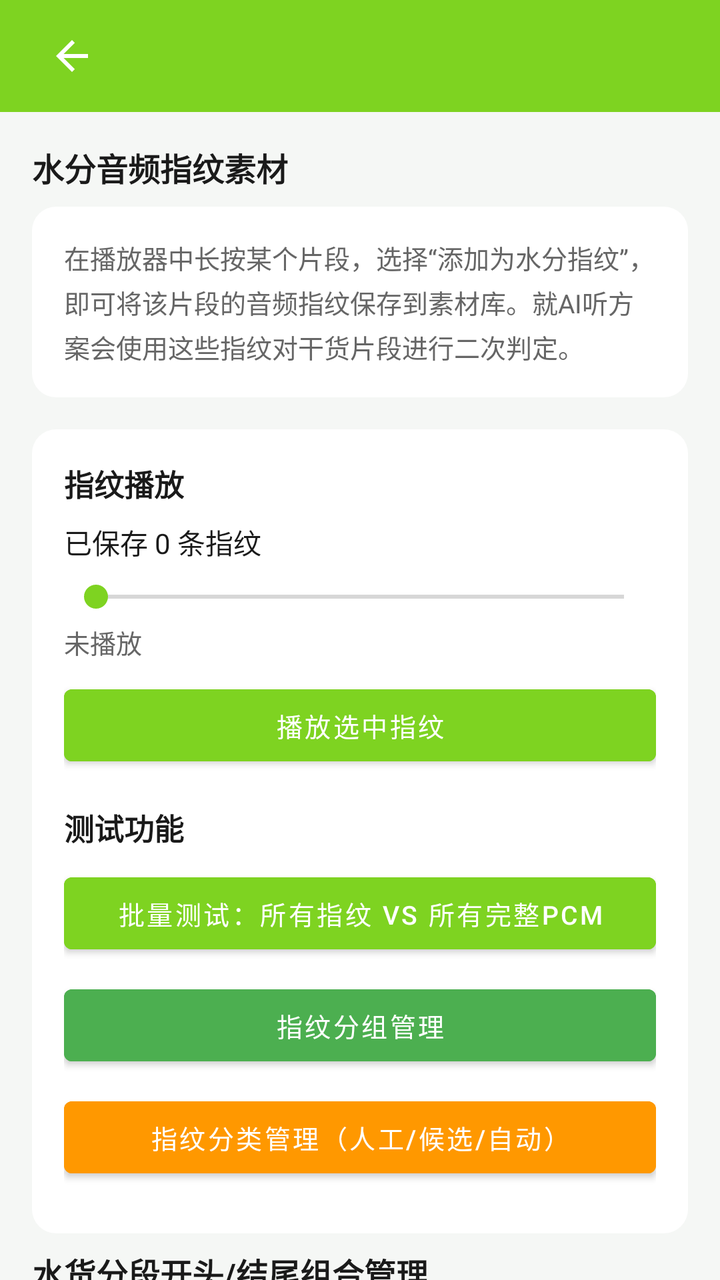
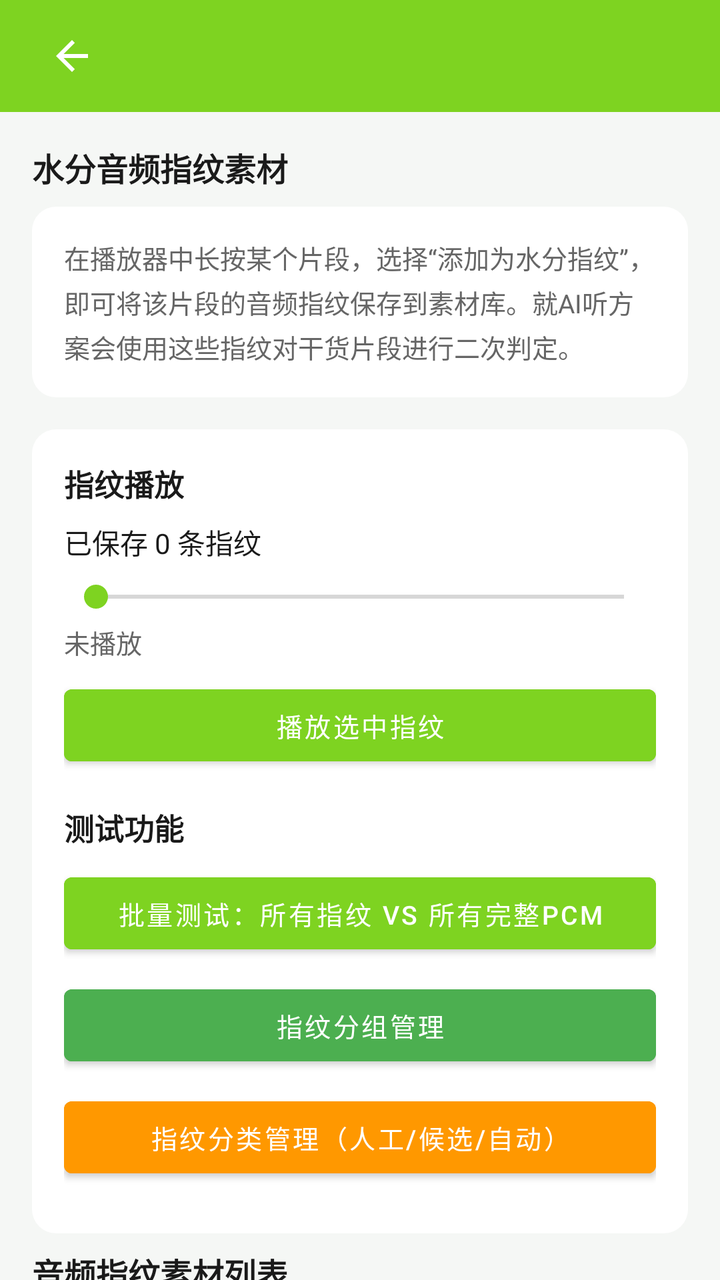

An Android layout rendered at two revisions. The XML below is the earlier revision; the diff shows what the commit changed to produce the second picture.
<!-- AndroidManifest.xml: application theme Theme.RadioApp.Fresh -->
<!-- res/layout/activity_keyword_settings.xml -->
<?xml version="1.0" encoding="utf-8"?>
<LinearLayout xmlns:android="http://schemas.android.com/apk/res/android"
    xmlns:app="http://schemas.android.com/apk/res-auto"
    android:layout_width="match_parent"
    android:layout_height="match_parent"
    android:orientation="vertical"
    android:background="?attr/appBackground">

    <include layout="@layout/view_title_bar" />

    <androidx.core.widget.NestedScrollView
        android:layout_width="match_parent"
        android:layout_height="match_parent">

        <LinearLayout
            android:layout_width="match_parent"
            android:layout_height="wrap_content"
            android:orientation="vertical"
            android:padding="16dp">

            
            <TextView
                android:layout_width="wrap_content"
                android:layout_height="wrap_content"
                android:text="水分音频指纹素材"
                android:textColor="?attr/appTextPrimary"
                android:textSize="16sp"
                android:textStyle="bold"
                android:layout_marginBottom="8dp" />

            <LinearLayout
                android:layout_width="match_parent"
                android:layout_height="wrap_content"
                android:orientation="vertical"
                android:background="@drawable/bg_card"
                android:padding="16dp"
                android:layout_marginBottom="16dp">

                <TextView
                    android:layout_width="wrap_content"
                    android:layout_height="wrap_content"
                    android:text="在播放器中长按某个片段，选择&#x201C;添加为水分指纹&#x201D;，即可将该片段的音频指纹保存到素材库。就AI听方案会使用这些指纹对干货片段进行二次判定。"
                    android:textColor="?attr/appTextSecondary"
                    android:textSize="13sp"
                    android:lineSpacingMultiplier="1.2" />
            </LinearLayout>

            
            <LinearLayout
                android:layout_width="match_parent"
                android:layout_height="wrap_content"
                android:orientation="vertical"
                android:background="@drawable/bg_card"
                android:padding="16dp"
                android:layout_marginBottom="8dp">

                <TextView
                    android:layout_width="wrap_content"
                    android:layout_height="wrap_content"
                    android:text="指纹播放"
                    android:textColor="?attr/appTextPrimary"
                    android:textSize="15sp"
                    android:textStyle="bold"
                    android:layout_marginBottom="8dp" />

                <TextView
                    android:id="@+id/tv_fingerprint_count"
                    android:layout_width="wrap_content"
                    android:layout_height="wrap_content"
                    android:text="已保存 0 条指纹"
                    android:textColor="?attr/appTextPrimary"
                    android:textSize="14sp"
                    android:layout_marginBottom="8dp" />

                
                <SeekBar
                    android:id="@+id/sb_playback_progress"
                    android:layout_width="match_parent"
                    android:layout_height="wrap_content"
                    android:layout_marginBottom="4dp"
                    android:max="1000"
                    android:progress="0" />

                <TextView
                    android:id="@+id/tv_playback_status"
                    android:layout_width="wrap_content"
                    android:layout_height="wrap_content"
                    android:text="未播放"
                    android:textColor="?attr/appTextSecondary"
                    android:textSize="13sp"
                    android:layout_marginBottom="8dp" />

                
                <Button
                    android:id="@+id/btn_playback_fingerprint"
                    android:layout_width="match_parent"
                    android:layout_height="wrap_content"
                    android:text="播放选中指纹"
                    android:textColor="@color/white"
                    android:backgroundTint="?attr/appAccent"
                    android:layout_marginBottom="8dp"
                    android:textSize="13sp" />

                <TextView
                    android:layout_width="wrap_content"
                    android:layout_height="wrap_content"
                    android:text="测试功能"
                    android:textColor="?attr/appTextPrimary"
                    android:textSize="15sp"
                    android:textStyle="bold"
                    android:layout_marginTop="8dp"
                    android:layout_marginBottom="8dp" />

                
                <Button
                    android:id="@+id/btn_test_all_fingerprints"
                    android:layout_width="match_parent"
                    android:layout_height="wrap_content"
                    android:text="批量测试：所有指纹 vs 所有完整PCM"
                    android:textColor="@color/white"
                    android:backgroundTint="?attr/appAccent"
                    android:layout_marginBottom="8dp"
                    android:textSize="13sp" />

                
                <Button
                    android:id="@+id/btn_fingerprint_groups"
                    android:layout_width="match_parent"
                    android:layout_height="wrap_content"
                    android:text="指纹分组管理"
                    android:textColor="@color/white"
                    android:backgroundTint="#4CAF50"
                    android:layout_marginBottom="8dp"
                    android:textSize="13sp" />

                
                <Button
                    android:id="@+id/btn_fingerprint_management"
                    android:layout_width="match_parent"
                    android:layout_height="wrap_content"
                    android:text="指纹分类管理（人工/候选/自动）"
                    android:textColor="@color/white"
                    android:backgroundTint="#FF9800"
                    android:layout_marginBottom="8dp"
                    android:textSize="13sp" />
            </LinearLayout>

            
            <TextView
                android:layout_width="wrap_content"
                android:layout_height="wrap_content"
                android:text="水货分段开头/结尾组合管理"
                android:textColor="?attr/appTextPrimary"
                android:textSize="16sp"
                android:textStyle="bold"
                android:layout_marginBottom="8dp" />

            <LinearLayout
                android:layout_width="match_parent"
                android:layout_height="wrap_content"
                android:orientation="vertical"
                android:background="@drawable/bg_card"
                android:padding="16dp"
                android:layout_marginBottom="16dp">

                <TextView
                    android:layout_width="wrap_content"
                    android:layout_height="wrap_content"
                    android:text="当分段的字幕文本以『开头』开始且以『结尾』结束时，判定为水货。点击右侧 × 图标删除组合。"
                    android:textColor="?attr/appTextSecondary"
                    android:textSize="12sp"
                    android:layout_marginBottom="8dp" />

                <LinearLayout
                    android:layout_width="match_parent"
                    android:layout_height="wrap_content"
                    android:orientation="horizontal"
                    android:gravity="center_vertical">

                    <EditText
                        android:id="@+id/et_combination_start"
                        android:layout_width="0dp"
                        android:layout_height="wrap_content"
                        android:layout_weight="1"
                        android:hint="开头文字"
                        android:textColor="?attr/appTextPrimary"
                        android:textColorHint="?attr/appTextSecondary"
                        android:background="@drawable/bg_card"
                        android:padding="12dp"
                        android:textSize="14sp"
                        android:singleLine="true"
                        android:imeOptions="actionNext" />

                    <EditText
                        android:id="@+id/et_combination_end"
                        android:layout_width="0dp"
                        android:layout_height="wrap_content"
                        android:layout_weight="1"
                        android:hint="结尾文字"
                        android:textColor="?attr/appTextPrimary"
                        android:textColorHint="?attr/appTextSecondary"
                        android:background="@drawable/bg_card"
                        android:padding="12dp"
                        android:textSize="14sp"
                        android:layout_marginStart="8dp"
                        android:singleLine="true"
                        android:imeOptions="actionDone" />
                </LinearLayout>

                <Button
                    android:id="@+id/btn_add_combination"
                    android:layout_width="match_parent"
                    android:layout_height="wrap_content"
                    android:text="添加组合"
                    android:textColor="@color/white"
                    android:backgroundTint="?attr/appAccent"
                    android:layout_marginTop="8dp" />

                <com.google.android.material.chip.ChipGroup
                    android:id="@+id/chip_group_combinations"
                    android:layout_width="match_parent"
                    android:layout_height="wrap_content"
                    android:layout_marginTop="12dp"
                    app:singleSelection="false"
                    app:chipSpacingHorizontal="8dp"
                    app:chipSpacingVertical="8dp" />

                <TextView
                    android:id="@+id/tv_combinations_empty"
                    android:layout_width="wrap_content"
                    android:layout_height="wrap_content"
                    android:text="暂无组合，请在上方输入并添加"
                    android:textColor="?attr/appTextMuted"
                    android:textSize="13sp"
                    android:layout_marginTop="4dp"
                    android:visibility="gone" />
            </LinearLayout>

        </LinearLayout>
    </androidx.core.widget.NestedScrollView>
</LinearLayout>
<!-- res/layout/view_title_bar.xml (included above) -->
<?xml version="1.0" encoding="utf-8"?>
<RelativeLayout xmlns:android="http://schemas.android.com/apk/res/android"
    android:layout_width="match_parent"
    android:layout_height="56dp"
    android:background="?attr/colorPrimary"
    android:paddingHorizontal="16dp">

    <ImageButton
        android:id="@+id/btn_back"
        android:layout_width="40dp"
        android:layout_height="40dp"
        android:layout_alignParentStart="true"
        android:layout_centerVertical="true"
        android:background="?attr/selectableItemBackgroundBorderless"
        android:src="@drawable/ic_back"
        android:contentDescription="返回" />

    <TextView
        android:id="@+id/tv_title"
        android:layout_width="wrap_content"
        android:layout_height="wrap_content"
        android:layout_centerInParent="true"
        android:textColor="?attr/colorOnPrimary"
        android:textSize="18sp"
        android:textStyle="bold" />
</RelativeLayout>
<!-- resources referenced by this layout -->
<resources>
  <color name="white">#FFFFFF</color>
  <!-- drawable bg_card (drawable) -->
  <?xml version="1.0" encoding="utf-8"?>
  <shape xmlns:android="http://schemas.android.com/apk/res/android" android:shape="rectangle">
      <solid android:color="?attr/appSurface" />
      <corners android:radius="12dp" />
  </shape>
  <!-- drawable ic_back (drawable) -->
  <?xml version="1.0" encoding="utf-8"?>
  <vector xmlns:android="http://schemas.android.com/apk/res/android"
      android:width="24dp"
      android:height="24dp"
      android:viewportWidth="24"
      android:viewportHeight="24">
      <path
          android:fillColor="#FFFFFF"
          android:pathData="M20,11H7.83l5.59,-5.59L12,4l-8,8 8,8 1.41,-1.41L7.83,13H20v-2z"/>
  </vector>
  <style name="Theme.RadioApp.Fresh" parent="Theme.MaterialComponents.Light.NoActionBar">
          <item name="colorPrimary">#7ED321</item>
          <item name="colorPrimaryVariant">#6BBF1A</item>
          <item name="colorOnPrimary">#FFFFFF</item>
          <item name="colorAccent">#7ED321</item>
          <item name="android:colorBackground">#F5F7F5</item>
          <item name="colorSurface">#FFFFFF</item>
          <item name="colorOnSurface">#1A1A1A</item>
          <item name="android:textColorPrimary">#1A1A1A</item>
          <item name="android:textColorSecondary">#666666</item>
          <item name="android:statusBarColor">#F5F7F5</item>
          <item name="android:navigationBarColor">#F5F7F5</item>
          <item name="appBackground">#F5F7F5</item>
          <item name="appSurface">#FFFFFF</item>
          <item name="appCardBackground">#FFFFFF</item>
          <item name="appTextPrimary">#1A1A1A</item>
          <item name="appTextSecondary">#666666</item>
          <item name="appTextMuted">#999999</item>
          <item name="appAccent">#7ED321</item>
          <item name="appAccentLight">#9EE855</item>
          <item name="appBorder">#E0E0E0</item>
          <item name="appDivider">#E0E0E0</item>
          <item name="appSuccess">#2ecc71</item>
          <item name="appWarning">#f39c12</item>
          <item name="appError">#e74c3c</item>
          <item name="appNavBackground">#FFFFFF</item>
          <item name="appNavActive">#7ED321</item>
          <item name="appNavInactive">#999999</item>
          <item name="appNotificationBackground">#FFFFFF</item>
          <item name="appNotificationText">#1A1A1A</item>
      </style>
</resources>

<!-- the commit's change to res/layout/activity_keyword_settings.xml (unified diff, before → after) -->
@@ -143,6 +143,43 @@
                     android:backgroundTint="#FF9800"
                     android:layout_marginBottom="8dp"
                     android:textSize="13sp" />
+            </LinearLayout>
+
+            
+            <TextView
+                android:layout_width="wrap_content"
+                android:layout_height="wrap_content"
+                android:text="音频指纹素材列表"
+                android:textColor="?attr/appTextPrimary"
+                android:textSize="16sp"
+                android:textStyle="bold"
+                android:layout_marginBottom="8dp" />
+
+            <LinearLayout
+                android:layout_width="match_parent"
+                android:layout_height="wrap_content"
+                android:orientation="vertical"
+                android:background="@drawable/bg_card"
+                android:padding="8dp"
+                android:layout_marginBottom="16dp">
+
+                <TextView
+                    android:id="@+id/tv_fingerprints_empty"
+                    android:layout_width="wrap_content"
+                    android:layout_height="wrap_content"
+                    android:layout_gravity="center_horizontal"
+                    android:layout_margin="16dp"
+                    android:text="暂无音频指纹素材"
+                    android:textColor="?attr/appTextMuted"
+                    android:textSize="14sp"
+                    android:visibility="gone" />
+
+                <androidx.recyclerview.widget.RecyclerView
+                    android:id="@+id/recycler_audio_fingerprints"
+                    android:layout_width="match_parent"
+                    android:layout_height="wrap_content"
+                    android:minHeight="120dp"
+                    android:nestedScrollingEnabled="false" />
             </LinearLayout>
 
             
